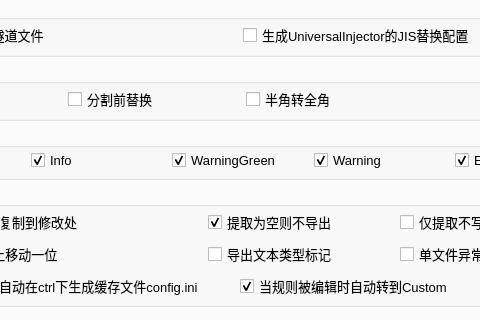
First picture: the form in main/ui_mainWindow.ui, repository satan53x/SExtractor, before the edit; both pictures show x 135 to 615 and y 205 to 525 of the 750 by 675 pixel window.
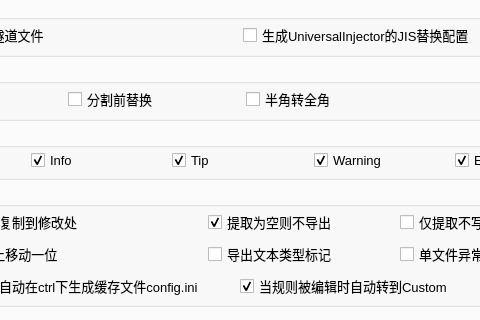
Second picture: the form after the edit. The open tabs and pages were chosen to show the change.

Commit message: WarningGreen改名为Tip

```diff
--- a/main/ui_mainWindow.ui
+++ b/main/ui_mainWindow.ui
@@ -1002,7 +1002,7 @@
            <item>
             <widget class="QCheckBox" name="printCheck2">
              <property name="text">
-              <string>WarningGreen</string>
+              <string>Tip</string>
              </property>
              <property name="checked">
               <bool>true</bool>
```
The commit also changes 14 other files.
